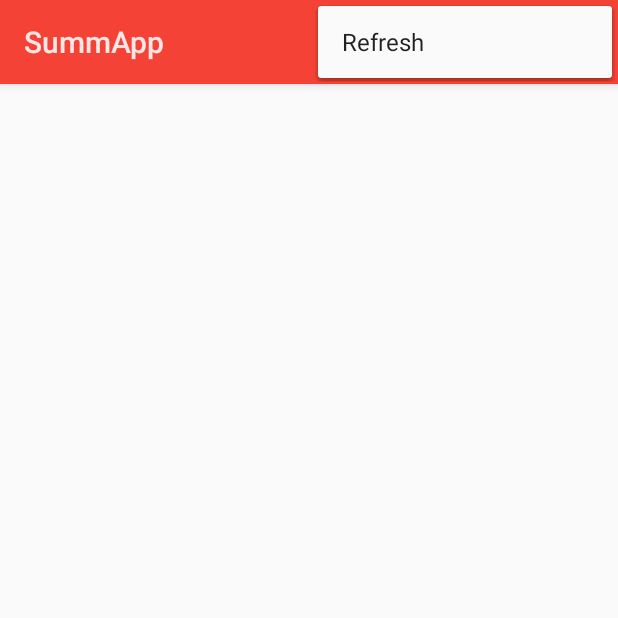
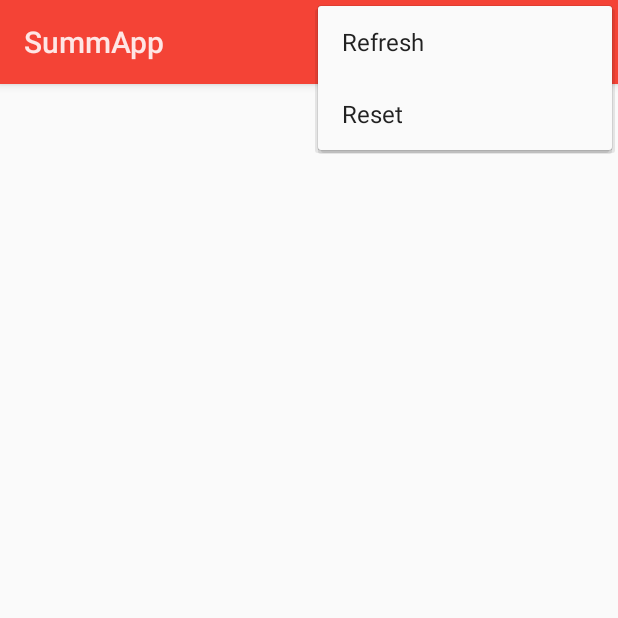
Before and after one commit to jjurm/hackprague, an Android app: the screen it shows after launch (MainActivity), with the options menu open, on a phone screen of 412 x 824 dp, the top half of it. Run offline under Robolectric (Android 15) with nearby library versions, the phone set to English and light mode, and no system bars; libraries missing offline, so code that uses them is left out: ai.api, ai.api.model; pictures from the network do not load; 6 statements that could not run were skipped.

Commit message:
Add reset menu

```diff
--- a/app/src/main/res/menu/main_menu.xml
+++ b/app/src/main/res/menu/main_menu.xml
@@ -7,4 +7,9 @@
         android:title="Refresh"
         app:showAsAction="ifRoom"
         android:icon="@drawable/ic_refresh_black_24dp"/>
+
+    <item
+        android:id="@+id/reset"
+        android:title="Reset"
+        app:showAsAction="never" />
 </menu>
```
Also changed, not shown: app/src/main/java/com/treecio/android/hackprague17/MainActivity.java (+10 -11 lines).
